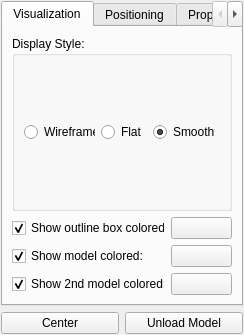
Before: the Qt Designer form Gorgon/src_ui/ui_dialog_model_visualization.ui in GorgonCryoEM/Gorgon, drawn with Qt 5.
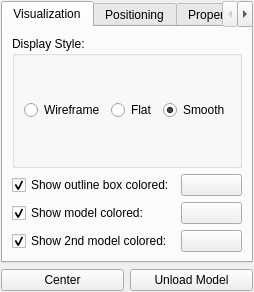
After: the same form once the commit is applied. Custom widgets are drawn as their Qt base class.

Patch:
```diff
--- a/Gorgon/src_ui/ui_dialog_model_visualization.ui
+++ b/Gorgon/src_ui/ui_dialog_model_visualization.ui
@@ -5,22 +5,10 @@
    <rect>
     <x>0</x>
     <y>0</y>
-    <width>244</width>
-    <height>335</height>
+    <width>228</width>
+    <height>262</height>
    </rect>
   </property>
-  <property name="minimumSize" >
-   <size>
-    <width>240</width>
-    <height>335</height>
-   </size>
-  </property>
-  <property name="maximumSize" >
-   <size>
-    <width>244</width>
-    <height>335</height>
-   </size>
-  </property>
   <property name="windowTitle" >
    <string>Visualization</string>
   </property>
```
